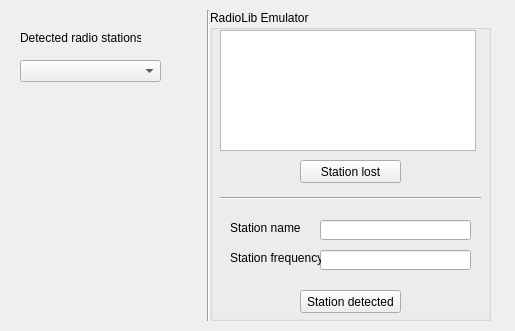
Above: hmi/radio/radio_screen.ui from DMirella/HUApp before the change. Below: the same form after it.
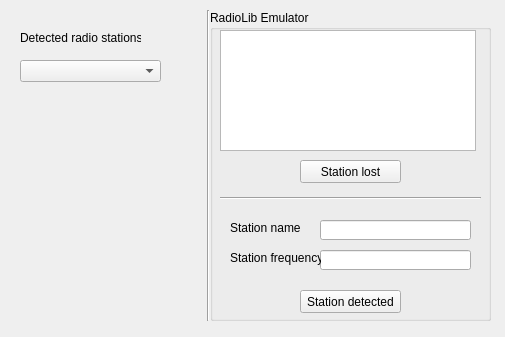
That is the form after the change.

What changed in the file:
```diff
--- a/hmi/radio/radio_screen.ui
+++ b/hmi/radio/radio_screen.ui
@@ -6,8 +6,8 @@
    <rect>
     <x>0</x>
     <y>0</y>
-    <width>515</width>
-    <height>331</height>
+    <width>505</width>
+    <height>337</height>
    </rect>
   </property>
   <property name="windowTitle">
```
